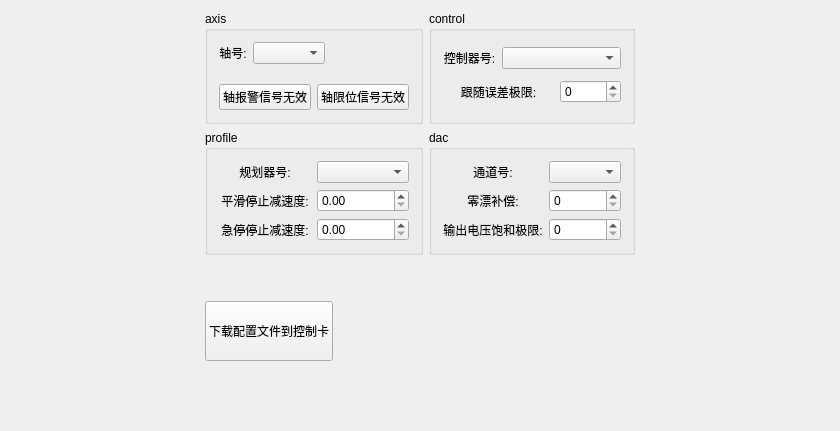
First picture: the form in GTSSimpleController/Widget/ConfigWidget.ui, repository whisper512/GTS, before the edit.
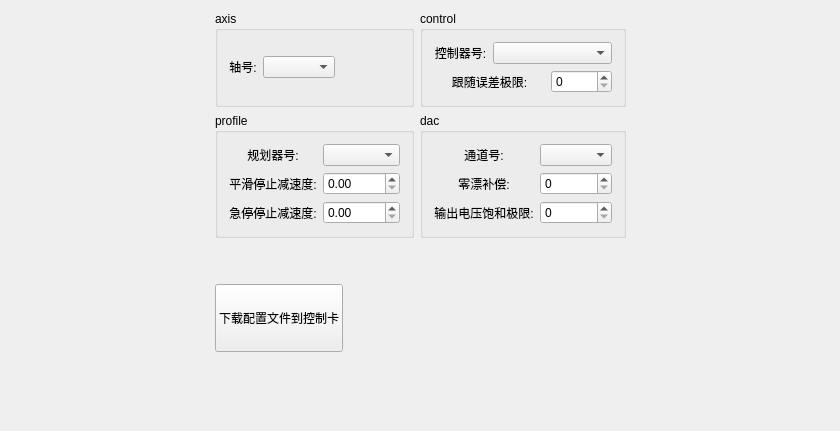
Second picture: the form after the edit.

What changed in the file:
```diff
--- a/GTSSimpleController/Widget/ConfigWidget.ui
+++ b/GTSSimpleController/Widget/ConfigWidget.ui
@@ -22,7 +22,7 @@
         <property name="title">
          <string>axis</string>
         </property>
-        <layout class="QVBoxLayout" name="verticalLayout" stretch="3,1">
+        <layout class="QVBoxLayout" name="verticalLayout" stretch="3">
          <property name="spacing">
           <number>20</number>
          </property>
@@ -56,36 +56,6 @@
            </item>
           </layout>
          </item>
-         <item>
-          <layout class="QHBoxLayout" name="horizontalLayout_3">
-           <item>
-            <widget class="QPushButton" name="pushButton_servoAlarmEnable">
-             <property name="sizePolicy">
-              <sizepolicy hsizetype="Minimum" vsizetype="Fixed">
-               <horstretch>0</horstretch>
-               <verstretch>0</verstretch>
-              </sizepolicy>
-             </property>
-             <property name="text">
-              <string>轴报警信号无效</string>
-             </property>
-            </widget>
-           </item>
-           <item>
-            <widget class="QPushButton" name="pushButton_limitEnable">
-             <property name="sizePolicy">
-              <sizepolicy hsizetype="Minimum" vsizetype="Fixed">
-               <horstretch>0</horstretch>
-               <verstretch>0</verstretch>
-              </sizepolicy>
-             </property>
-             <property name="text">
-              <string>轴限位信号无效</string>
-             </property>
-            </widget>
-           </item>
-          </layout>
-         </item>
         </layout>
        </widget>
       </item>
```
